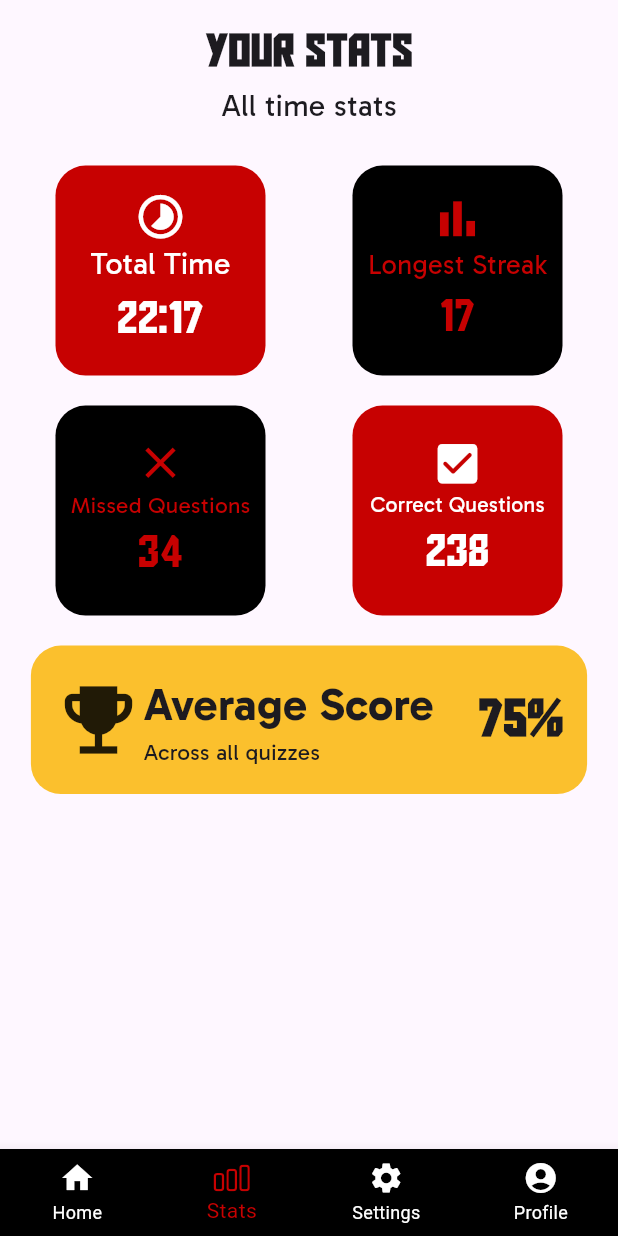
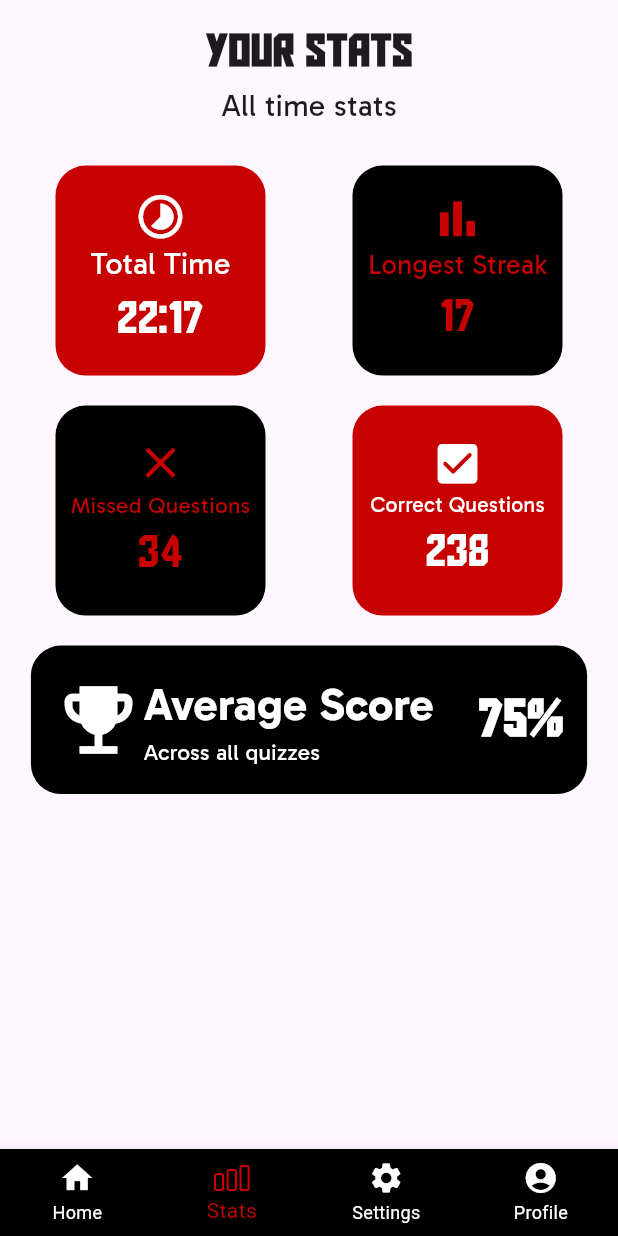
Before and after one commit to AayushPandeyy/manunited_trivia_flutter, a Flutter app: the screen it shows after launch, item 2 of the bottom bar chosen, on a phone screen of 412 x 824 dp. Run offline on Flutter 3.47's test engine with Material 3 defaults, Android fonts, the phone set to English and light mode, and no system bars; drawn by our look-alikes of auto_size_text; our stand-ins replace carousel_slider.

Commit message:
Color changes

```diff
--- a/lib/widgets/AchievementsWidget.dart
+++ b/lib/widgets/AchievementsWidget.dart
@@ -7,7 +7,6 @@ class AchievementsWidget extends StatelessWidget {
 
   @override
   Widget build(BuildContext context) {
-
     ScreenSize().init(context: context);
     return Container(
       height: ScreenSize.screenHeight * 0.12,
--- a/lib/widgets/AverageScoreWidget.dart
+++ b/lib/widgets/AverageScoreWidget.dart
@@ -11,7 +11,7 @@ class AverageScoreWidget extends StatelessWidget {
       height: ScreenSize.screenHeight * 0.12,
       width: ScreenSize.screenWidth * 0.9,
       decoration: BoxDecoration(
-          borderRadius: BorderRadius.circular(20), color: Colors.yellow[700]),
+          borderRadius: BorderRadius.circular(20), color: Colors.black),
       child: const Row(
         mainAxisAlignment: MainAxisAlignment.spaceAround,
         children: [
@@ -21,6 +21,7 @@ class AverageScoreWidget extends StatelessWidget {
               Icon(
                 Icons.emoji_events,
                 size: 60,
+                color: Colors.white,
               ),
               Column(
                 mainAxisAlignment: MainAxisAlignment.center,
@@ -30,6 +31,7 @@ class AverageScoreWidget extends StatelessWidget {
                     "Average Score",
                     style: TextStyle(
                         fontFamily: "Gabarito",
+                        color: Colors.white,
                         fontSize: 30,
                         fontWeight: FontWeight.bold),
                   ),
@@ -38,6 +40,7 @@ class AverageScoreWidget extends StatelessWidget {
                     style: TextStyle(
                       fontFamily: "Gabarito",
                       fontSize: 15,
+                      color: Colors.white,
                     ),
                   ),
                 ],
@@ -49,6 +52,7 @@ class AverageScoreWidget extends StatelessWidget {
             style: TextStyle(
                 fontFamily: "AldotheApache",
                 fontSize: 35,
+                color: Colors.white,
                 fontWeight: FontWeight.bold),
           )
         ],
```
